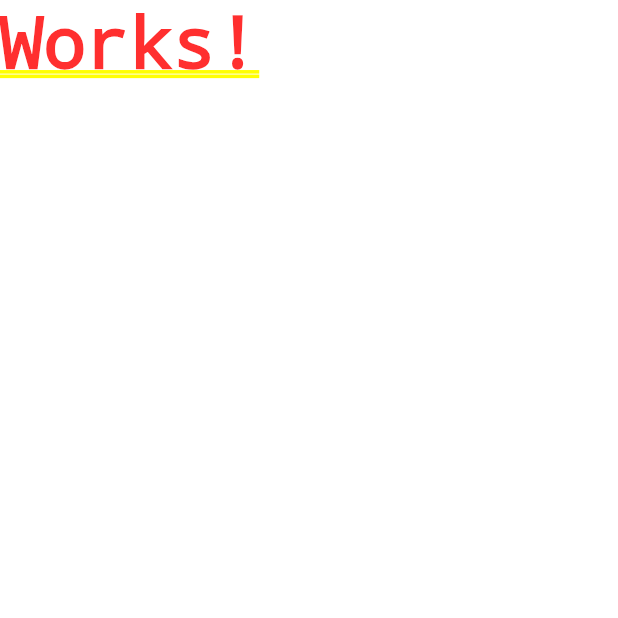
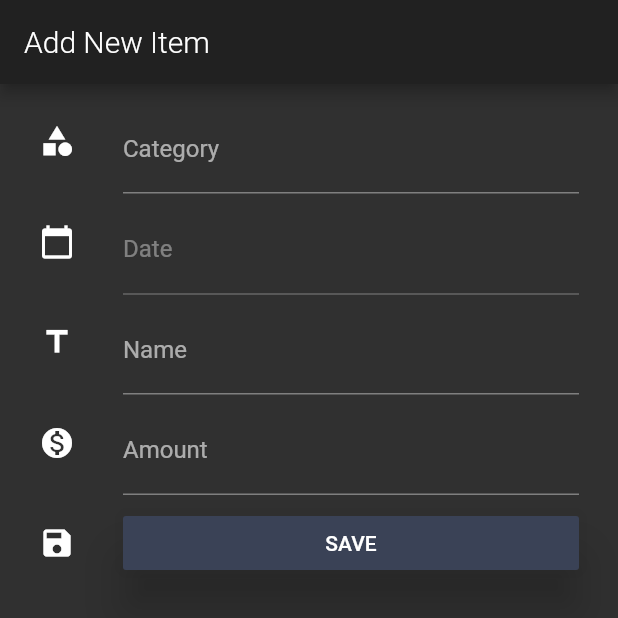
Before and after one commit to Mujib517/expense-tracker, a Flutter app: the screen it shows after launch, on a phone screen of 412 x 824 dp, the top half of it. Run offline on Flutter 3.47's test engine with Material 2 defaults, Android fonts, the phone set to English and light mode, and no system bars; Roboto replaces fonts that are missing (Oxygen).

Commit message:
Add Item Widget

```diff
--- /dev/null
+++ b/lib/common/input_box.dart
@@ -0,0 +1,35 @@
+import 'package:flutter/material.dart';
+
+import 'input_type.dart';
+
+class InputBox extends StatelessWidget {
+  String hint, label;
+  bool enabled;
+  InputType type;
+
+  InputBox(
+      {this.hint = "",
+      this.label = "",
+      this.enabled = true,
+      this.type = InputType.text});
+
+  Widget build(BuildContext context) {
+    return TextFormField(
+        enabled: enabled,
+        keyboardType: parseKeyboardType(type),
+        decoration:
+            InputDecoration(hintText: this.hint, labelText: this.label));
+  }
+
+  TextInputType parseKeyboardType(InputType type) {
+    switch (type) {
+      case InputType.text:
+        return TextInputType.text;
+      case InputType.date:
+        return TextInputType.datetime;
+      case InputType.numeric:
+        return TextInputType.number;
+    }
+    return TextInputType.text;
+  }
+}
--- /dev/null
+++ b/lib/common/input_type.dart
@@ -0,0 +1 @@
+enum InputType { text, numeric, date }
--- a/lib/main.dart
+++ b/lib/main.dart
@@ -1,5 +1,5 @@
 import 'package:flutter/material.dart';
-import 'package:tracker/screen/expense_list.dart';
+import 'package:tracker/screen/add_expense.dart';
 
 void main() => runApp(MyApp());
 
@@ -13,7 +13,7 @@ class MyApp extends StatelessWidget {
         brightness: Brightness.dark,
         primarySwatch: Colors.blue,
       ),
-      home: ExpenseList(),
+      home: AddExpense(),
     );
   }
 }
--- /dev/null
+++ b/lib/screen/add_expense.dart
@@ -0,0 +1,70 @@
+import 'package:flutter/material.dart';
+import 'package:tracker/common/input_box.dart';
+import 'package:tracker/common/input_type.dart';
+
+class AddExpense extends StatefulWidget {
+  State<StatefulWidget> createState() => AddExpenseState();
+}
+
+class AddExpenseState extends State<AddExpense> {
+  Widget build(BuildContext context) {
+    return Scaffold(
+      appBar: AppBar(
+          title: Text('Add New Item',
+              style: TextStyle(fontWeight: FontWeight.w300))),
+      body: _prepareForm(),
+    );
+  }
+
+  Widget _prepareForm() {
+    return Padding(
+        padding: EdgeInsets.all(10),
+        child: ListView(children: _prepareFormFields()));
+  }
+
+  List<Widget> _prepareFormFields() {
+    List<Widget> widgets = new List<Widget>();
+    widgets.add(_prepareCategory());
+    widgets.add(_prepareDate());
+    widgets.add(_prepareName());
+    widgets.add(_prepareAmount());
+    widgets.add(_prepareSaveButton());
+
+    return widgets;
+  }
+
+  Widget _prepareAmount() {
+    return ListTile(
+        leading: const Icon(Icons.monetization_on),
+        title: InputBox(
+            hint: "Ex:Breakfast", label: "Amount", type: InputType.numeric));
+  }
+
+  Widget _prepareName() {
+    return ListTile(
+        leading: Icon(Icons.title),
+        title: InputBox(hint: "ex:Breakfast", label: "Name"));
+  }
+
+  Widget _prepareDate() {
+    return ListTile(
+        leading: Icon(Icons.calendar_today),
+        title: InputBox(hint: "Date", label: "Date", enabled: false));
+  }
+
+  Widget _prepareCategory() {
+    return ListTile(
+        leading: Icon(Icons.category),
+        title: InputBox(hint: "Category", label: "Category"));
+  }
+
+  Widget _prepareSaveButton() {
+    return ListTile(
+        leading: Icon(Icons.save),
+        title: RaisedButton(
+            elevation: 14,
+            color: Color.fromRGBO(58, 66, 86, 1.0),
+            onPressed: () {},
+            child: Text("SAVE")));
+  }
+}
```
